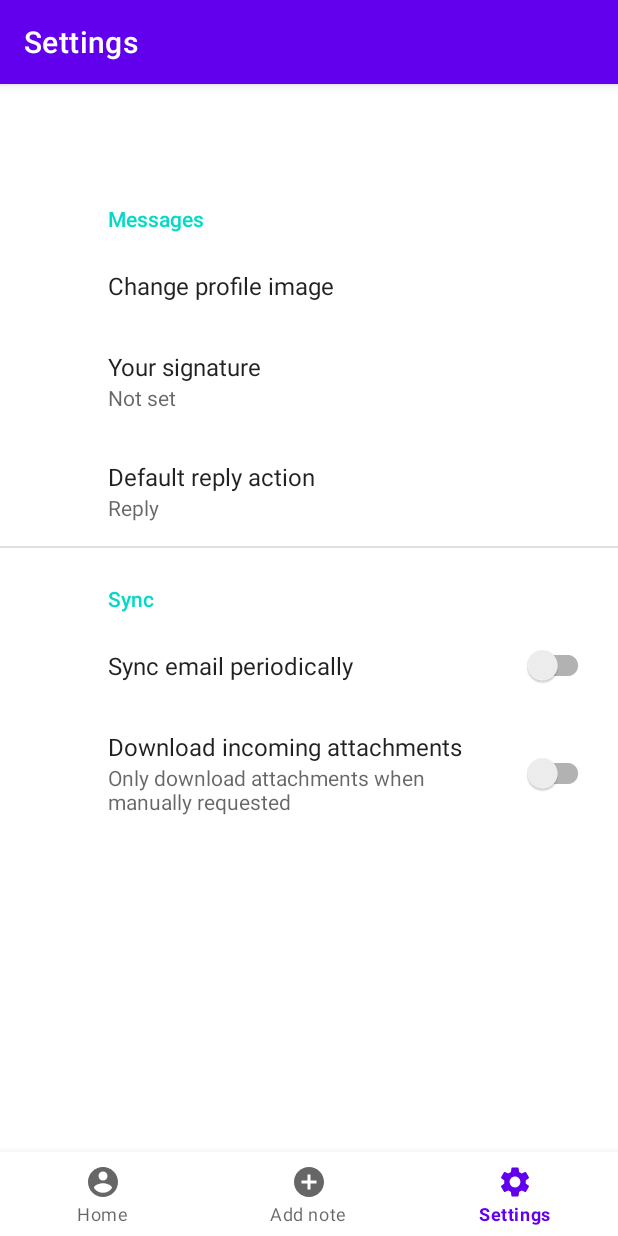
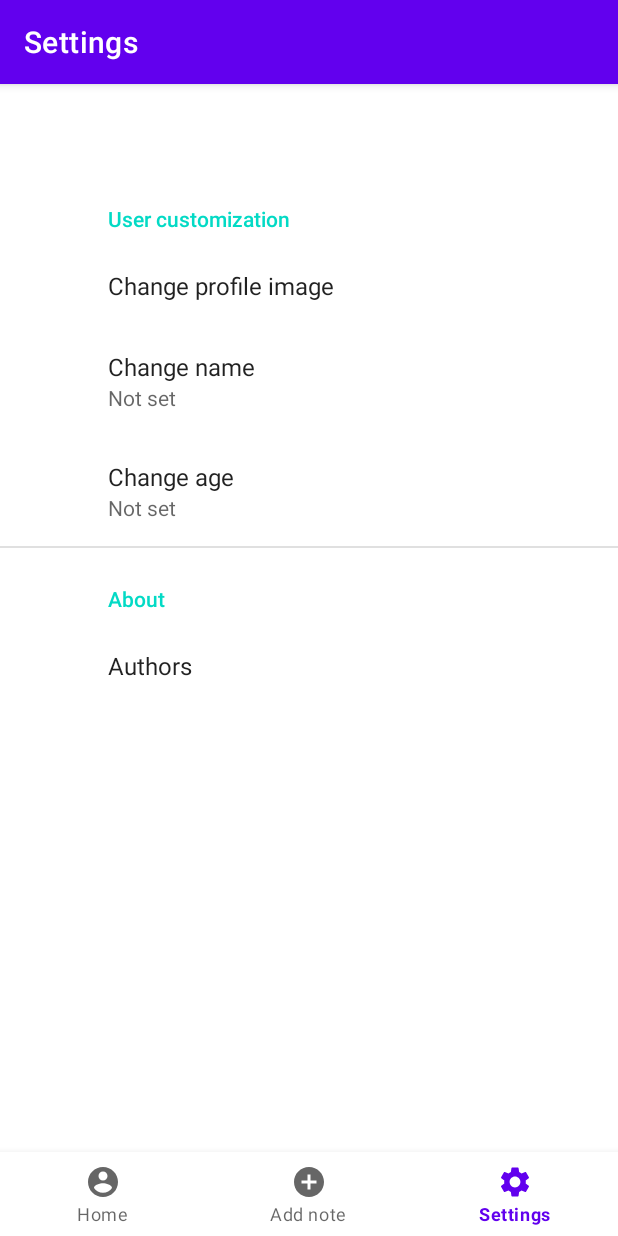
Before and after one commit to pawrob/CovidAppMobi, an Android app: the screen it shows after launch (MainActivity), item 3 of the bottom bar chosen, on a phone screen of 412 x 824 dp. Run offline under Robolectric (Android 15) with nearby library versions, the phone set to English and light mode, and no system bars; our stand-ins replace androidx.preference, navigation-ui.

Commit message:
MODIFIED [settings menu]

```diff
--- a/app/src/main/AndroidManifest.xml
+++ b/app/src/main/AndroidManifest.xml
@@ -23,6 +23,7 @@
         <activity android:name=".info.image.ImageChooserActivity" />
         <activity
             android:name=".SettingsActivity"
+            android:theme="@style/PreferenceScreen"
             android:label="@string/title_activity_settings" />
         <activity
             android:name=".MainActivity"
--- a/app/src/main/java/com/example/covidbook/ui/home/HomeFragment.java
+++ b/app/src/main/java/com/example/covidbook/ui/home/HomeFragment.java
@@ -18,6 +18,7 @@ import androidx.annotation.NonNull;
 import androidx.annotation.Nullable;
 import androidx.appcompat.app.AppCompatActivity;
 import androidx.fragment.app.Fragment;
+import androidx.fragment.app.FragmentManager;
 import androidx.fragment.app.FragmentTransaction;
 import androidx.lifecycle.Observer;
 import androidx.lifecycle.ViewModelProvider;
@@ -54,23 +55,24 @@ public class HomeFragment extends Fragment {
         homeViewModel.getImage().observe(getViewLifecycleOwner(), new Observer<Bitmap>() {
             @Override
             public void onChanged(@Nullable Bitmap b) {
-//                imageView.setImageBitmap(b);
+                imageView.setImageBitmap(b);
 //                HomeViewModel.setBmp(BitmapFactory.decodeFile(ImageChooserActivity.getPicturePath()));
             }
         });
 
-        final Button statusbtn = root.findViewById(R.id.status_update_button);
-        statusbtn.setOnClickListener(new View.OnClickListener() {
-            @Override
-            public void onClick(View view) {
-                AppCompatActivity activity = (AppCompatActivity) view.getContext();
-                AddFragment addFrag = new AddFragment();
-                activity.getSupportFragmentManager().beginTransaction()
-                        .replace(R.id.home_frag, addFrag)
-                        .addToBackStack(null)
-                        .commit();
-            }
-        });
+//        final Button statusbtn = root.findViewById(R.id.status_update_button);
+//        statusbtn.setOnClickListener(new View.OnClickListener() {
+//            @Override
+//            public void onClick(View view) {
+//                AppCompatActivity activity = (AppCompatActivity) view.getContext();
+//                Fragment addFrag = new AddFragment();
+//                activity.getSupportFragmentManager().beginTransaction()
+//                        .replace(R.id.home_frag, addFrag)
+//                        .addToBackStack(null)
+//                        .commit();
+//            }
+//        });
+
         final Button mapBtn = root.findViewById(R.id.local_hospitals_button);
         mapBtn.setOnClickListener(new View.OnClickListener() {
             @Override
@@ -79,7 +81,7 @@ public class HomeFragment extends Fragment {
                 startActivity(new Intent(android.content.Intent.ACTION_VIEW, Uri.parse(uri)));
             }
         });
-        createButton(R.id.status_update_button, AddFragment.class, root);
+//        createButton(R.id.status_update_button, AddFragment.class, root);
 //        createButton(R.id.local_hospitals_button, MapActivity.class, root);
         createButton(R.id.default_clinic_button, MapActivity.class, root);
         createButton(R.id.emergency_screen_button, MapActivity.class, root);
--- a/app/src/main/java/com/example/covidbook/ui/home/HomeViewModel.java
+++ b/app/src/main/java/com/example/covidbook/ui/home/HomeViewModel.java
@@ -22,17 +22,13 @@ public class HomeViewModel extends ViewModel {
         mText = new MutableLiveData<>();
         mImage = new MutableLiveData<>();
         mText.setValue("This is home fragment");
-//        mImage.setValue(bmp);
+        mImage.setValue(bmp);
     }
 
     public void setmImage(MutableLiveData<Bitmap> mImage) {
         this.mImage = mImage;
     }
 
-//    public void setBmp(Bitmap bmp) {
-//        this.bmp = bmp;
-//    }
-
     public LiveData<String> getText() {
         return mText;
     }
--- a/app/src/main/res/layout/fragment_add.xml
+++ b/app/src/main/res/layout/fragment_add.xml
@@ -121,6 +121,8 @@
                 android:buttonTint="@color/purple_500"
                 android:gravity="center"
                 android:text="@string/yes"
+                android:textColorHighlight="@color/purple_700"
+                android:textColorLink="@color/purple_500"
                 tools:layout_editor_absoluteX="145dp"
                 tools:layout_editor_absoluteY="533dp" />
 
@@ -132,6 +134,8 @@
                 android:checked="true"
                 android:gravity="center"
                 android:text="@string/no"
+                android:textColorHighlight="@color/purple_700"
+                android:textColorLink="@color/purple_500"
                 tools:layout_editor_absoluteX="134dp"
                 tools:layout_editor_absoluteY="528dp" />
 
--- a/app/src/main/res/values/themes.xml
+++ b/app/src/main/res/values/themes.xml
@@ -14,9 +14,12 @@
         <!-- Customize your theme here. -->
     </style>
 
-    <style name="RatingBar" parent="Theme.AppCompat">
+    <style name="RatingBar" parent="Theme.CovidBook">
         <item name="colorControlNormal">@color/gray</item>
         <item name="colorControlActivated">@color/purple_500</item>
     </style>
 
+    <style name="PreferenceScreen" parent="Theme.CovidBook">
+        <item name="android:textColor">@color/purple_500</item>
+    </style>
 </resources>
--- a/app/src/main/res/xml/root_preferences.xml
+++ b/app/src/main/res/xml/root_preferences.xml
@@ -1,7 +1,7 @@
 <PreferenceScreen xmlns:app="http://schemas.android.com/apk/res-auto"
     xmlns:android="http://schemas.android.com/apk/res/android">
 
-    <PreferenceCategory app:title="@string/messages_header">
+    <PreferenceCategory app:title="User customization">
 
         <Preference
             app:title="@string/change_photo">
@@ -11,36 +11,50 @@
                 android:targetPackage="com.example.covidbook"
                 android:targetClass="com.example.covidbook.info.image.ImageChooserActivity"
                 />
-
         </Preference>
 
         <EditTextPreference
-            app:key="signature"
-            app:title="@string/signature_title"
+            app:key="name"
+            app:title="Change name"
             app:useSimpleSummaryProvider="true" />
 
-        <ListPreference
-            app:defaultValue="reply"
-            app:entries="@array/reply_entries"
-            app:entryValues="@array/reply_values"
-            app:key="reply"
-            app:title="@string/reply_title"
+        <EditTextPreference
+            app:key="age"
+            app:title="Change age"
             app:useSimpleSummaryProvider="true" />
+
+<!--        <ListPreference-->
+<!--            app:defaultValue="reply"-->
+<!--            app:entries="@array/reply_entries"-->
+<!--            app:entryValues="@array/reply_values"-->
+<!--            app:key="reply"-->
+<!--            app:title="@string/reply_title"-->
+<!--            app:useSimpleSummaryProvider="true" />-->
 
     </PreferenceCategory>
 
-    <PreferenceCategory app:title="@string/sync_header">
+    <PreferenceCategory app:title="About">
 
-        <SwitchPreferenceCompat
-            app:key="sync"
-            app:title="@string/sync_title" />
+        <Preference
+            app:title="Authors">
 
-        <SwitchPreferenceCompat
-            app:dependency="sync"
-            app:key="attachment"
-            app:summaryOff="@string/attachment_summary_off"
-            app:summaryOn="@string/attachment_summary_on"
-            app:title="@string/attachment_title" />
+<!--            <intent-->
+<!--                android:action="android.intent.action.VIEW"-->
+<!--                android:targetPackage="com.example.covidbook"-->
+<!--                android:targetClass="com.example.covidbook.info.image.ImageChooserActivity"-->
+<!--                />-->
+        </Preference>
+
+<!--        <SwitchPreferenceCompat-->
+<!--            app:key="sync"-->
+<!--            app:title="@string/sync_title" />-->
+
+<!--        <SwitchPreferenceCompat-->
+<!--            app:dependency="sync"-->
+<!--            app:key="attachment"-->
+<!--            app:summaryOff="@string/attachment_summary_off"-->
+<!--            app:summaryOn="@string/attachment_summary_on"-->
+<!--            app:title="@string/attachment_title" />-->
 
     </PreferenceCategory>
 
```
Also changed, not shown: app/src/main/res/layout/activity_map.xml (+0 -9 lines), app/src/main/res/layout/fragment_home.xml (+5 -5 lines).
